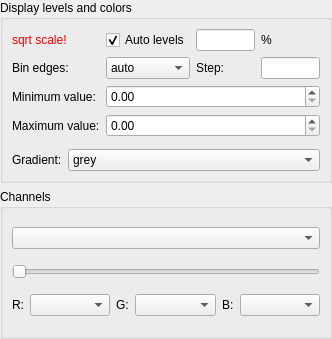
Old version of the form lavuelib/ui/LevelsWidget.ui in the repository syncope/lavue.
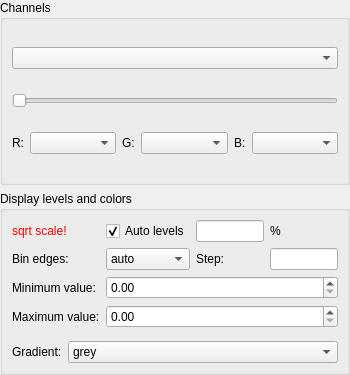
New version of the form.

Commit message: add channel slider

What changed in the file:
```diff
--- a/lavuelib/ui/LevelsWidget.ui
+++ b/lavuelib/ui/LevelsWidget.ui
@@ -6,8 +6,8 @@
    <rect>
     <x>0</x>
     <y>0</y>
-    <width>332</width>
-    <height>339</height>
+    <width>350</width>
+    <height>375</height>
    </rect>
   </property>
   <property name="windowTitle">
@@ -17,7 +17,7 @@
    <property name="margin">
     <number>0</number>
    </property>
-   <item row="1" column="0">
+   <item row="0" column="0">
     <widget class="QGroupBox" name="channelGroupBox">
      <property name="title">
       <string>Channels</string>
@@ -36,7 +36,7 @@
         </property>
        </widget>
       </item>
-      <item row="2" column="0">
+      <item row="3" column="0">
        <layout class="QHBoxLayout" name="horizontalLayout">
         <item>
          <widget class="QLabel" name="rLabel">
@@ -128,7 +128,7 @@
      </layout>
     </widget>
    </item>
-   <item row="0" column="0">
+   <item row="1" column="0">
     <widget class="QGroupBox" name="LevelsGroupBox">
      <property name="title">
       <string>Display levels and colors</string>
```
The commit also changes 2 other files.
